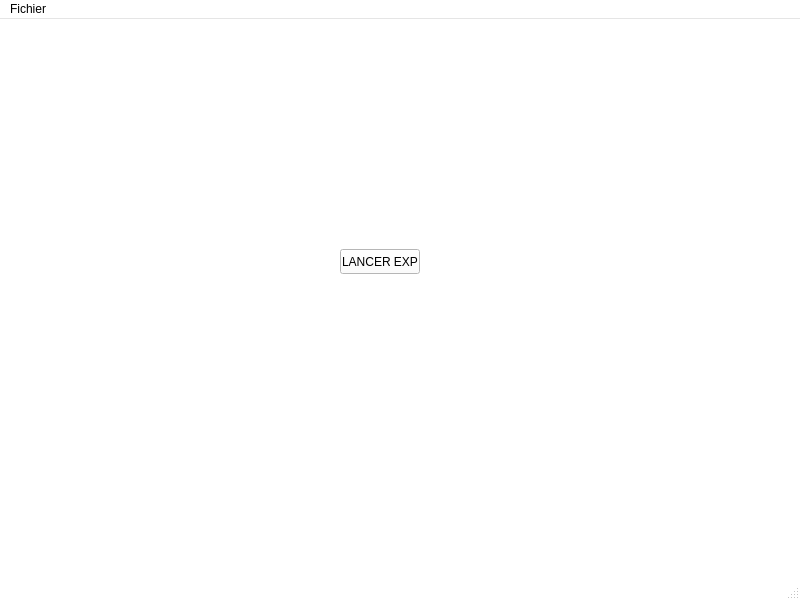
Before: the Qt Designer form mainView.ui in SophieShirine/FittsLaw, drawn with Qt 5.
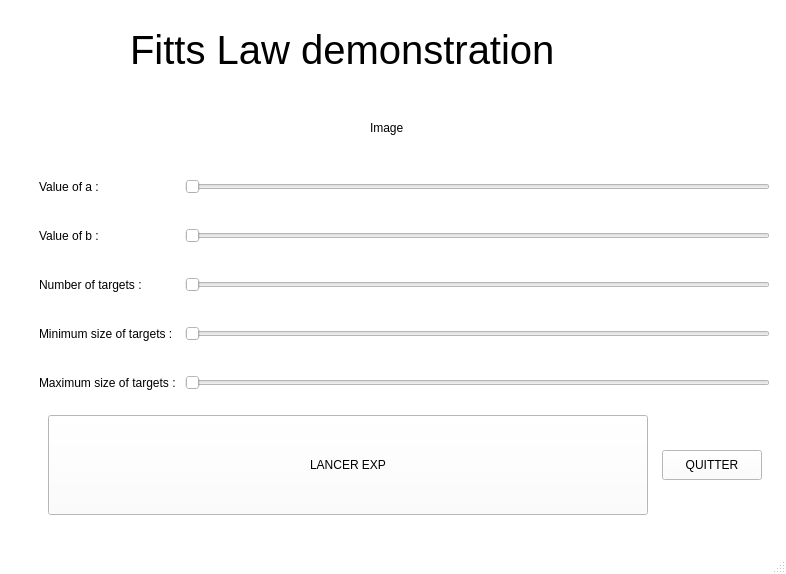
After: the same form once the commit is applied.

```diff
--- a/mainView.ui
+++ b/mainView.ui
@@ -2,12 +2,18 @@
 <ui version="4.0">
  <class>MainWindow</class>
  <widget class="QMainWindow" name="MainWindow">
+  <property name="windowModality">
+   <enum>Qt::NonModal</enum>
+  </property>
+  <property name="enabled">
+   <bool>true</bool>
+  </property>
   <property name="geometry">
    <rect>
     <x>0</x>
     <y>0</y>
-    <width>800</width>
-    <height>600</height>
+    <width>786</width>
+    <height>574</height>
    </rect>
   </property>
   <property name="palette">
@@ -456,37 +462,242 @@
    <string>MainWindow</string>
   </property>
   <widget class="QWidget" name="centralwidget">
-   <widget class="QPushButton" name="pushButton">
-    <property name="geometry">
-     <rect>
-      <x>340</x>
-      <y>230</y>
-      <width>80</width>
-      <height>25</height>
-     </rect>
-    </property>
-    <property name="text">
-     <string>LANCER EXP</string>
-    </property>
-   </widget>
-  </widget>
-  <widget class="QMenuBar" name="menubar">
-   <property name="geometry">
-    <rect>
-     <x>0</x>
-     <y>0</y>
+   <property name="maximumSize">
+    <size>
      <width>800</width>
-     <height>25</height>
-    </rect>
+     <height>550</height>
+    </size>
    </property>
-   <widget class="QMenu" name="menuFichier">
-    <property name="title">
-     <string>Fichier</string>
+   <widget class="QLabel" name="titleLabel">
+    <property name="geometry">
+     <rect>
+      <x>130</x>
+      <y>0</y>
+      <width>531</width>
+      <height>100</height>
+     </rect>
     </property>
-    <addaction name="separator"/>
-    <addaction name="separator"/>
+    <property name="minimumSize">
+     <size>
+      <width>500</width>
+      <height>100</height>
+     </size>
+    </property>
+    <property name="font">
+     <font>
+      <pointsize>30</pointsize>
+     </font>
+    </property>
+    <property name="text">
+     <string>Fitts Law demonstration</string>
+    </property>
    </widget>
-   <addaction name="menuFichier"/>
+   <widget class="QWidget" name="horizontalLayoutWidget">
+    <property name="geometry">
+     <rect>
+      <x>40</x>
+      <y>400</y>
+      <width>731</width>
+      <height>131</height>
+     </rect>
+    </property>
+    <layout class="QHBoxLayout" name="buttonLayout">
+     <item>
+      <widget class="QPushButton" name="startBtn">
+       <property name="minimumSize">
+        <size>
+         <width>80</width>
+         <height>80</height>
+        </size>
+       </property>
+       <property name="maximumSize">
+        <size>
+         <width>600</width>
+         <height>100</height>
+        </size>
+       </property>
+       <property name="sizeIncrement">
+        <size>
+         <width>0</width>
+         <height>0</height>
+        </size>
+       </property>
+       <property name="baseSize">
+        <size>
+         <width>500</width>
+         <height>200</height>
+        </size>
+       </property>
+       <property name="text">
+        <string>LANCER EXP</string>
+       </property>
+       <property name="checkable">
+        <bool>false</bool>
+       </property>
+      </widget>
+     </item>
+     <item>
+      <widget class="QPushButton" name="leaveBtn">
+       <property name="maximumSize">
+        <size>
+         <width>100</width>
+         <height>30</height>
+        </size>
+       </property>
+       <property name="text">
+        <string>QUITTER</string>
+       </property>
+      </widget>
+     </item>
+    </layout>
+   </widget>
+   <widget class="QLabel" name="label_2">
+    <property name="geometry">
+     <rect>
+      <x>370</x>
+      <y>120</y>
+      <width>55</width>
+      <height>16</height>
+     </rect>
+    </property>
+    <property name="text">
+     <string>Image</string>
+    </property>
+   </widget>
+   <widget class="QWidget" name="formLayoutWidget">
+    <property name="geometry">
+     <rect>
+      <x>39</x>
+      <y>179</y>
+      <width>731</width>
+      <height>211</height>
+     </rect>
+    </property>
+    <layout class="QFormLayout" name="configurationLayout">
+     <item row="0" column="0">
+      <widget class="QLabel" name="aValueLabel">
+       <property name="text">
+        <string>Value of a :</string>
+       </property>
+      </widget>
+     </item>
+     <item row="0" column="1">
+      <widget class="QSlider" name="aValue">
+       <property name="orientation">
+        <enum>Qt::Horizontal</enum>
+       </property>
+      </widget>
+     </item>
+     <item row="2" column="0">
+      <widget class="QLabel" name="bValueLabel">
+       <property name="text">
+        <string>Value of b :</string>
+       </property>
+      </widget>
+     </item>
+     <item row="2" column="1">
+      <widget class="QSlider" name="bValue">
+       <property name="orientation">
+        <enum>Qt::Horizontal</enum>
+       </property>
+      </widget>
+     </item>
+     <item row="4" column="0">
+      <widget class="QLabel" name="nbTargetLabel">
+       <property name="text">
+        <string>Number of targets :</string>
+       </property>
+      </widget>
+     </item>
+     <item row="4" column="1">
+      <widget class="QSlider" name="nbTarget">
+       <property name="orientation">
+        <enum>Qt::Horizontal</enum>
+       </property>
+      </widget>
+     </item>
+     <item row="6" column="0">
+      <widget class="QLabel" name="minSizeLabel">
+       <property name="text">
+        <string>Minimum size of targets : </string>
+       </property>
+      </widget>
+     </item>
+     <item row="6" column="1">
+      <widget class="QSlider" name="minSize">
+       <property name="orientation">
+        <enum>Qt::Horizontal</enum>
+       </property>
+      </widget>
+     </item>
+     <item row="8" column="0">
+      <widget class="QLabel" name="maxSizeLabel">
+       <property name="text">
+        <string>Maximum size of targets : </string>
+       </property>
+      </widget>
+     </item>
+     <item row="8" column="1">
+      <widget class="QSlider" name="maxSize">
+       <property name="orientation">
+        <enum>Qt::Horizontal</enum>
+       </property>
+      </widget>
+     </item>
+     <item row="1" column="1">
+      <spacer name="verticalSpacer">
+       <property name="orientation">
+        <enum>Qt::Vertical</enum>
+       </property>
+       <property name="sizeHint" stdset="0">
+        <size>
+         <width>20</width>
+         <height>40</height>
+        </size>
+       </property>
+      </spacer>
+     </item>
+     <item row="3" column="1">
+      <spacer name="verticalSpacer_2">
+       <property name="orientation">
+        <enum>Qt::Vertical</enum>
+       </property>
+       <property name="sizeHint" stdset="0">
+        <size>
+         <width>20</width>
+         <height>40</height>
+        </size>
+       </property>
+      </spacer>
+     </item>
+     <item row="5" column="1">
+      <spacer name="verticalSpacer_3">
+       <property name="orientation">
+        <enum>Qt::Vertical</enum>
+       </property>
+       <property name="sizeHint" stdset="0">
+        <size>
+         <width>20</width>
+         <height>40</height>
+        </size>
+       </property>
+      </spacer>
+     </item>
+     <item row="7" column="1">
+      <spacer name="verticalSpacer_4">
+       <property name="orientation">
+        <enum>Qt::Vertical</enum>
+       </property>
+       <property name="sizeHint" stdset="0">
+        <size>
+         <width>20</width>
+         <height>40</height>
+        </size>
+       </property>
+      </spacer>
+     </item>
+    </layout>
+   </widget>
   </widget>
   <widget class="QStatusBar" name="statusbar"/>
  </widget>
```
Left out of the diff: 6 changed lines with no effect on the pictures.
